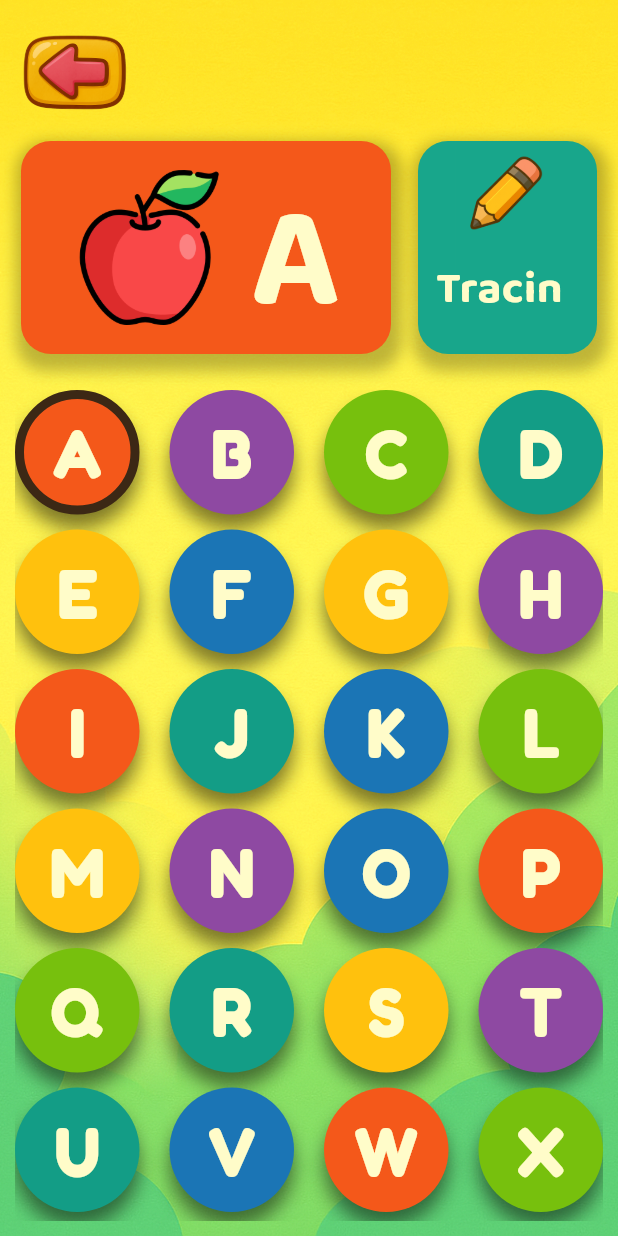
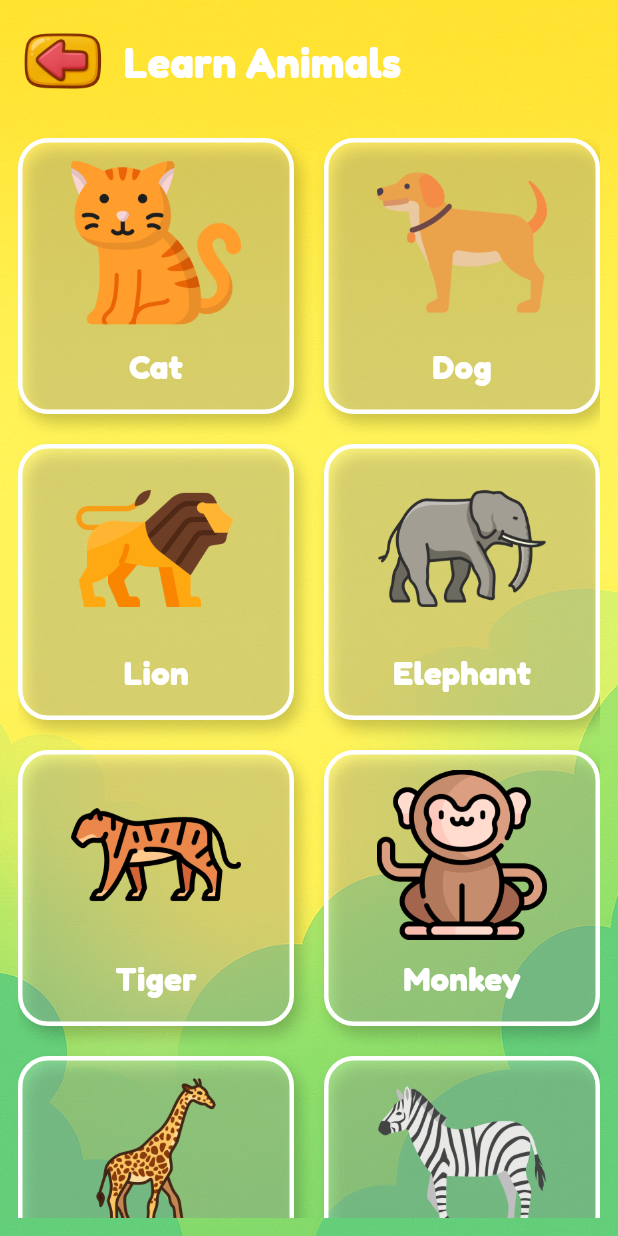
Before and after one commit to argadenil/zinzy, a Flutter app: the screen it shows after launch, after a tap on "Animals", on a phone screen of 412 x 824 dp. Run offline on Flutter 3.47's test engine with Material 3 defaults, Android fonts, the light colour scheme and no system bars; our stand-ins replace audioplayers, google_fonts.

Commit message:
assets update for animals

```diff
--- /dev/null
+++ b/lib/screens/animals/animal.dart
@@ -0,0 +1,155 @@
+import 'package:flutter/material.dart';
+import 'package:audioplayers/audioplayers.dart';
+
+class AnimalScreen extends StatefulWidget {
+  const AnimalScreen({super.key});
+
+  @override
+  State<AnimalScreen> createState() => _AnimalScreenState();
+}
+
+class _AnimalScreenState extends State<AnimalScreen> {
+  final AudioPlayer _audioPlayer = AudioPlayer();
+
+  final List<Map<String, String>> _animals = [
+    {'name': 'Cat', 'image': 'assets/images/animals/cat.png', 'sound': 'cat.mp3'},
+    {'name': 'Dog', 'image': 'assets/images/animals/dog.png', 'sound': 'dog.mp3'},
+    {'name': 'Lion', 'image': 'assets/images/animals/lion.png', 'sound': 'lion.mp3'},
+    {'name': 'Elephant', 'image': 'assets/images/animals/elephant.png', 'sound': 'elephant.mp3'},
+    {'name': 'Tiger', 'image': 'assets/images/animals/tiger.png', 'sound': 'tiger.mp3'},
+    {'name': 'Monkey', 'image': 'assets/images/animals/monkey.png', 'sound': 'monkey.mp3'},
+    {'name': 'Giraffe', 'image': 'assets/images/animals/giraffe.png', 'sound': 'giraffe.mp3'},
+    {'name': 'Zebra', 'image': 'assets/images/animals/zebra.png', 'sound': 'zebra.mp3'},
+  ];
+
+  List<double> _saturationMatrix(double saturation) {
+    final invSat = 1 - saturation;
+    final r = 0.213 * invSat;
+    final g = 0.715 * invSat;
+    final b = 0.072 * invSat;
+
+    return <double>[
+      r + saturation, g, b, 0, 0,
+      r, g + saturation, b, 0, 0,
+      r, g, b + saturation, 0, 0,
+      0, 0, 0, 1, 0,
+    ];
+  }
+
+  Future<void> _playAnimalSound(String fileName) async {
+    try {
+      await _audioPlayer.play(AssetSource('audio/$fileName'));
+    } catch (e) {
+      print('Error playing sound: $e');
+    }
+  }
+
+  @override
+  Widget build(BuildContext context) {
+    return Scaffold(
+      extendBodyBehindAppBar: true,
+      body: Stack(
+        children: [
+          // Background
+          Positioned.fill(
+            child: ColorFiltered(
+              colorFilter: ColorFilter.matrix(_saturationMatrix(1.4)),
+              child: Image.asset(
+                'assets/images/alphabet_bg.png',
+                fit: BoxFit.cover,
+              ),
+            ),
+          ),
+          SafeArea(
+            child: Padding(
+              padding: const EdgeInsets.all(12),
+              child: Column(
+                children: [
+                  // Back button and title
+                  Row(
+                    children: [
+                      GestureDetector(
+                        onTap: () => Navigator.pop(context),
+                        child: Image.asset(
+                          'assets/images/back_button.png',
+                          width: 60,
+                          height: 60,
+                        ),
+                      ),
+                      const SizedBox(width: 10),
+                      Text(
+                        'Learn Animals',
+                        style: TextStyle(
+                          fontSize: 28,
+                          fontWeight: FontWeight.bold,
+                          color: Colors.white,
+                        ),
+                      ),
+                    ],
+                  ),
+                  const SizedBox(height: 20),
+
+                  // Animal Grid
+                  Expanded(
+                    child: GridView.count(
+                      crossAxisCount: 2,
+                      mainAxisSpacing: 20,
+                      crossAxisSpacing: 20,
+                      childAspectRatio: 1,
+                      children: _animals.map((animal) {
+                        return GestureDetector(
+                          onTap: () => _playAnimalSound(animal['sound']!),
+                          child: Container(
+                            decoration: BoxDecoration(
+                              color: Colors.white.withOpacity(0.2),
+                              borderRadius: BorderRadius.circular(20),
+                              border: Border.all(color: Colors.white, width: 3),
+                              boxShadow: [
+                                BoxShadow(
+                                  color: Colors.black.withOpacity(0.2),
+                                  blurRadius: 8,
+                                  offset: Offset(4, 6),
+                                ),
+                              ],
+                            ),
+                            child: Column(
+                              mainAxisAlignment: MainAxisAlignment.center,
+                              children: [
+                                Expanded(
+                                  flex: 6,
+                                  child: Padding(
+                                    padding: const EdgeInsets.all(10.0),
+                                    child: Image.asset(
+                                      animal['image']!,
+                                      fit: BoxFit.contain,
+                                      errorBuilder: (context, error, stackTrace) => Icon(Icons.image, size: 60),
+                                    ),
+                                  ),
+                                ),
+                                Expanded(
+                                  flex: 2,
+                                  child: Text(
+                                    animal['name']!,
+                                    style: TextStyle(
+                                      fontSize: 22,
+                                      fontWeight: FontWeight.bold,
+                                      color: Colors.white,
+                                    ),
+                                  ),
+                                ),
+                              ],
+                            ),
+                          ),
+                        );
+                      }).toList(),
+                    ),
+                  ),
+                ],
+              ),
+            ),
+          ),
+        ],
+      ),
+    );
+  }
+}
--- a/lib/screens/home.dart
+++ b/lib/screens/home.dart
@@ -1,5 +1,6 @@
 import 'package:flutter/material.dart';
 import 'package:zinzy/screens/alphabet/alphabet.dart';
+import 'package:zinzy/screens/animals/animal.dart';
 import 'package:zinzy/widgets/card.dart';
 import 'package:zinzy/widgets/cloud.dart';
 import 'package:zinzy/widgets/horizontalCard.dart';
@@ -119,7 +120,7 @@ class _HomeScreenState extends State<HomeScreen> {
                                     Navigator.push(
                                       context,
                                       MaterialPageRoute(
-                                        builder: (_) => Alphabet(),
+                                        builder: (_) => AnimalScreen(),
                                       ),
                                     );
                                   },
--- a/pubspec.yaml
+++ b/pubspec.yaml
@@ -64,6 +64,8 @@ flutter:
       - assets/images/alphabets/
       - assets/images/animals/
       - assets/audio/
+      - assets/audio/alphabets/
+      - assets/audio/animals/
 
   # An image asset can refer to one or more resolution-specific "variants", see
   # https://flutter.dev/to/resolution-aware-images
```
Also changed, not shown: assets/images/animals/cat.png (added), assets/images/animals/dog.png (added), assets/images/animals/elephant.png (added), assets/images/animals/giraffe.png (added), assets/images/animals/lion.png (added), assets/images/animals/monkey.png (added), assets/images/animals/tiger.png (added), assets/images/animals/zebra.png (added).
